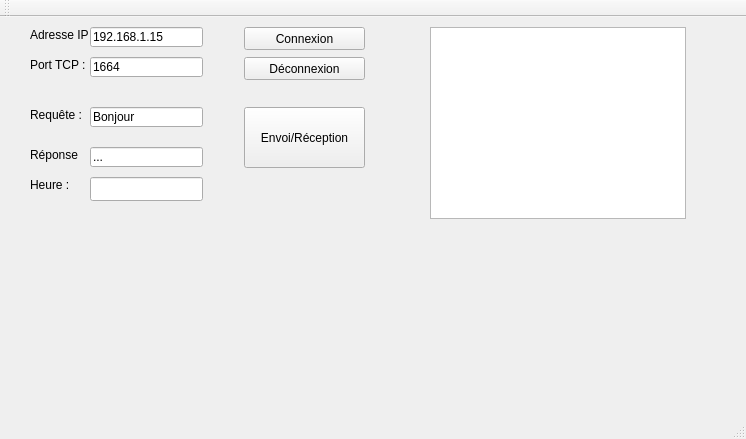
Before: the Qt Designer form mainwindow.ui in Shadwinn/telemetrie-marathon, drawn with Qt 5.
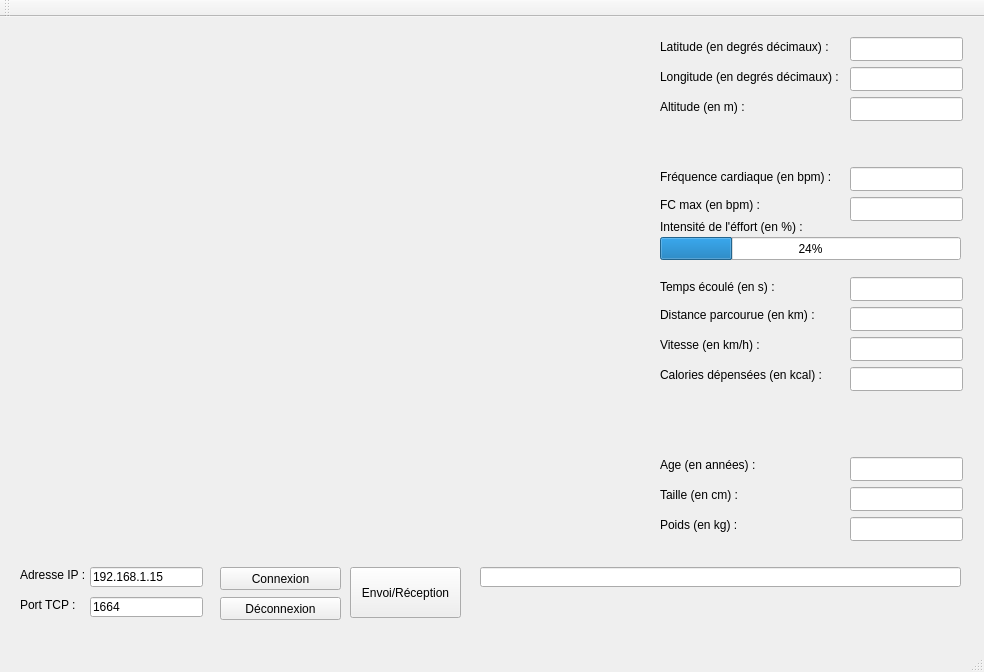
After: the same form once the commit is applied.

Commit message: avancée sur l'interface graphique + tests affichage carte

What changed in the file:
```diff
--- a/mainwindow.ui
+++ b/mainwindow.ui
@@ -6,8 +6,8 @@
    <rect>
     <x>0</x>
     <y>0</y>
-    <width>746</width>
-    <height>439</height>
+    <width>984</width>
+    <height>672</height>
    </rect>
   </property>
   <property name="windowTitle">
@@ -17,8 +17,8 @@
    <widget class="QLabel" name="label_1">
     <property name="geometry">
      <rect>
-      <x>30</x>
-      <y>10</y>
+      <x>20</x>
+      <y>550</y>
       <width>81</width>
       <height>16</height>
      </rect>
@@ -27,11 +27,11 @@
      <string>Adresse IP :</string>
     </property>
    </widget>
-   <widget class="QLabel" name="label_2">
+   <widget class="QLabel" name="port_tcp_txt">
     <property name="geometry">
      <rect>
-      <x>30</x>
-      <y>40</y>
+      <x>20</x>
+      <y>580</y>
       <width>81</width>
       <height>16</height>
      </rect>
@@ -40,24 +40,11 @@
      <string>Port TCP :</string>
     </property>
    </widget>
-   <widget class="QLabel" name="label_3">
-    <property name="geometry">
-     <rect>
-      <x>30</x>
-      <y>90</y>
-      <width>71</width>
-      <height>16</height>
-     </rect>
-    </property>
-    <property name="text">
-     <string>Requête :</string>
-    </property>
-   </widget>
    <widget class="QLineEdit" name="lineEdit_ip">
     <property name="geometry">
      <rect>
       <x>90</x>
-      <y>10</y>
+      <y>550</y>
       <width>113</width>
       <height>20</height>
      </rect>
@@ -70,7 +57,7 @@
     <property name="geometry">
      <rect>
       <x>90</x>
-      <y>40</y>
+      <y>580</y>
       <width>113</width>
       <height>20</height>
      </rect>
@@ -79,50 +66,24 @@
      <string>1664</string>
     </property>
    </widget>
-   <widget class="QLineEdit" name="lineEdit_requete">
-    <property name="geometry">
-     <rect>
-      <x>90</x>
-      <y>90</y>
-      <width>113</width>
-      <height>20</height>
-     </rect>
-    </property>
-    <property name="text">
-     <string>Bonjour</string>
-    </property>
-   </widget>
-   <widget class="QLabel" name="label_4">
-    <property name="geometry">
-     <rect>
-      <x>30</x>
-      <y>130</y>
-      <width>51</width>
-      <height>16</height>
-     </rect>
-    </property>
-    <property name="text">
-     <string>Réponse :</string>
-    </property>
-   </widget>
    <widget class="QLineEdit" name="lineEdit_reponse">
     <property name="geometry">
      <rect>
-      <x>90</x>
-      <y>130</y>
-      <width>113</width>
+      <x>480</x>
+      <y>550</y>
+      <width>481</width>
       <height>20</height>
      </rect>
     </property>
     <property name="text">
-     <string>...</string>
+     <string/>
     </property>
    </widget>
    <widget class="QPushButton" name="connexionButton">
     <property name="geometry">
      <rect>
-      <x>244</x>
-      <y>10</y>
+      <x>220</x>
+      <y>550</y>
       <width>121</width>
       <height>23</height>
      </rect>
@@ -134,8 +95,8 @@
    <widget class="QPushButton" name="deconnexionButton">
     <property name="geometry">
      <rect>
-      <x>244</x>
-      <y>40</y>
+      <x>220</x>
+      <y>580</y>
       <width>121</width>
       <height>23</height>
      </rect>
@@ -147,10 +108,10 @@
    <widget class="QPushButton" name="envoiButton">
     <property name="geometry">
      <rect>
-      <x>244</x>
-      <y>90</y>
-      <width>121</width>
-      <height>61</height>
+      <x>350</x>
+      <y>550</y>
+      <width>111</width>
+      <height>51</height>
      </rect>
     </property>
     <property name="text">
@@ -160,34 +121,319 @@
    <widget class="QLineEdit" name="lineEdit_heure">
     <property name="geometry">
      <rect>
-      <x>90</x>
-      <y>160</y>
+      <x>850</x>
+      <y>260</y>
       <width>113</width>
       <height>24</height>
      </rect>
     </property>
    </widget>
+   <widget class="QLabel" name="tps_en_sec_txt">
+    <property name="geometry">
+     <rect>
+      <x>660</x>
+      <y>260</y>
+      <width>151</width>
+      <height>20</height>
+     </rect>
+    </property>
+    <property name="text">
+     <string>Temps écoulé (en s) :</string>
+    </property>
+   </widget>
+   <widget class="QLineEdit" name="lineEdit_frequence_bpm">
+    <property name="geometry">
+     <rect>
+      <x>850</x>
+      <y>150</y>
+      <width>113</width>
+      <height>24</height>
+     </rect>
+    </property>
+   </widget>
+   <widget class="QLineEdit" name="lineEdit_altitude">
+    <property name="geometry">
+     <rect>
+      <x>850</x>
+      <y>80</y>
+      <width>113</width>
+      <height>24</height>
+     </rect>
+    </property>
+   </widget>
+   <widget class="QLineEdit" name="lineEdit_long">
+    <property name="geometry">
+     <rect>
+      <x>850</x>
+      <y>50</y>
+      <width>113</width>
+      <height>24</height>
+     </rect>
+    </property>
+   </widget>
+   <widget class="QLineEdit" name="lineEdit_lat">
+    <property name="geometry">
+     <rect>
+      <x>850</x>
+      <y>20</y>
+      <width>113</width>
+      <height>24</height>
+     </rect>
+    </property>
+   </widget>
+   <widget class="QLineEdit" name="lineEdit_fcmax_bpm">
+    <property name="geometry">
+     <rect>
+      <x>850</x>
+      <y>180</y>
+      <width>113</width>
+      <height>24</height>
+     </rect>
+    </property>
+   </widget>
+   <widget class="QProgressBar" name="progressBar">
+    <property name="geometry">
+     <rect>
+      <x>660</x>
+      <y>220</y>
+      <width>301</width>
+      <height>23</height>
+     </rect>
+    </property>
+    <property name="value">
+     <number>24</number>
+    </property>
+    <property name="invertedAppearance">
+     <bool>false</bool>
+    </property>
+   </widget>
+   <widget class="QLabel" name="lat_txt">
+    <property name="geometry">
+     <rect>
+      <x>660</x>
+      <y>20</y>
+      <width>171</width>
+      <height>20</height>
+     </rect>
+    </property>
+    <property name="text">
+     <string>Latitude (en degrés décimaux) :</string>
+    </property>
+   </widget>
+   <widget class="QLabel" name="long_txt">
+    <property name="geometry">
+     <rect>
+      <x>660</x>
+      <y>50</y>
+      <width>181</width>
+      <height>20</height>
+     </rect>
+    </property>
+    <property name="text">
+     <string>Longitude (en degrés décimaux) :</string>
+    </property>
+   </widget>
+   <widget class="QLabel" name="altitude_txt">
+    <property name="geometry">
+     <rect>
+      <x>660</x>
+      <y>80</y>
+      <width>91</width>
+      <height>20</height>
+     </rect>
+    </property>
+    <property name="text">
+     <string>Altitude (en m) :</string>
+    </property>
+   </widget>
+   <widget class="QLabel" name="frequence_txt">
+    <property name="geometry">
+     <rect>
+      <x>660</x>
+      <y>150</y>
+      <width>171</width>
+      <height>20</height>
+     </rect>
+    </property>
+    <property name="text">
+     <string>Fréquence cardiaque (en bpm) :</string>
+    </property>
+   </widget>
+   <widget class="QLabel" name="fcmax_txt">
+    <property name="geometry">
+     <rect>
+      <x>660</x>
+      <y>180</y>
+      <width>101</width>
+      <height>16</height>
+     </rect>
+    </property>
+    <property name="text">
+     <string>FC max (en bpm) :</string>
+    </property>
+   </widget>
+   <widget class="QLabel" name="label">
+    <property name="geometry">
+     <rect>
+      <x>660</x>
+      <y>200</y>
+      <width>151</width>
+      <height>20</height>
+     </rect>
+    </property>
+    <property name="text">
+     <string>Intensité de l'éffort (en %) :</string>
+    </property>
+   </widget>
+   <widget class="QLabel" name="distance_txt">
+    <property name="geometry">
+     <rect>
+      <x>660</x>
+      <y>290</y>
+      <width>161</width>
+      <height>16</height>
+     </rect>
+    </property>
+    <property name="text">
+     <string>Distance parcourue (en km) :</string>
+    </property>
+   </widget>
+   <widget class="QLineEdit" name="lineEdit_distance">
+    <property name="geometry">
+     <rect>
+      <x>850</x>
+      <y>290</y>
+      <width>113</width>
+      <height>24</height>
+     </rect>
+    </property>
+   </widget>
+   <widget class="QLineEdit" name="lineEdit">
+    <property name="geometry">
+     <rect>
+      <x>850</x>
+      <y>320</y>
+      <width>113</width>
+      <height>24</height>
+     </rect>
+    </property>
+   </widget>
+   <widget class="QLabel" name="label_2">
+    <property name="geometry">
+     <rect>
+      <x>660</x>
+      <y>320</y>
+      <width>101</width>
+      <height>16</height>
+     </rect>
+    </property>
+    <property name="text">
+     <string>Vitesse (en km/h) :</string>
+    </property>
+   </widget>
+   <widget class="QLineEdit" name="lineEdit_2">
+    <property name="geometry">
+     <rect>
+      <x>850</x>
+      <y>350</y>
+      <width>113</width>
+      <height>24</height>
+     </rect>
+    </property>
+   </widget>
+   <widget class="QLabel" name="label_3">
+    <property name="geometry">
+     <rect>
+      <x>660</x>
+      <y>350</y>
+      <width>161</width>
+      <height>16</height>
+     </rect>
+    </property>
+    <property name="text">
+     <string>Calories dépensées (en kcal) :</string>
+    </property>
+   </widget>
+   <widget class="QLineEdit" name="lineEdit_3">
+    <property name="geometry">
+     <rect>
+      <x>850</x>
+      <y>440</y>
+      <width>113</width>
+      <height>24</height>
+     </rect>
+    </property>
+   </widget>
+   <widget class="QLineEdit" name="lineEdit_4">
+    <property name="geometry">
+     <rect>
+      <x>850</x>
+      <y>470</y>
+      <width>113</width>
+      <height>24</height>
+     </rect>
+    </property>
+   </widget>
+   <widget class="QLineEdit" name="lineEdit_5">
+    <property name="geometry">
+     <rect>
+      <x>850</x>
+      <y>500</y>
+      <width>113</width>
+      <height>24</height>
+     </rect>
+    </property>
+   </widget>
+   <widget class="QLabel" name="label_4">
+    <property name="geometry">
+     <rect>
+      <x>660</x>
+      <y>440</y>
+      <width>101</width>
+      <height>16</height>
+     </rect>
+    </property>
+    <property name="text">
+     <string>Age (en années) :</string>
+    </property>
+   </widget>
    <widget class="QLabel" name="label_5">
     <property name="geometry">
      <rect>
-      <x>30</x>
-      <y>160</y>
-      <width>51</width>
+      <x>660</x>
+      <y>470</y>
+      <width>81</width>
       <height>16</height>
      </rect>
     </property>
     <property name="text">
-     <string>Heure :</string>
+     <string>Taille (en cm) :</string>
     </property>
    </widget>
-   <widget class="QGraphicsView" name="cartelarochelle">
+   <widget class="QLabel" name="label_6">
     <property name="geometry">
      <rect>
-      <x>430</x>
-      <y>10</y>
-      <width>256</width>
-      <height>192</height>
+      <x>660</x>
+      <y>500</y>
+      <width>81</width>
+      <height>16</height>
      </rect>
+    </property>
+    <property name="text">
+     <string>Poids (en kg) :</string>
+    </property>
+   </widget>
+   <widget class="QLabel" name="label_carte">
+    <property name="geometry">
+     <rect>
+      <x>40</x>
+      <y>20</y>
+      <width>591</width>
+      <height>501</height>
+     </rect>
+    </property>
+    <property name="text">
+     <string/>
     </property>
    </widget>
   </widget>
```
Left out of the diff: 4 changed lines with no effect on the pictures. The commit also changes 2 other files.
